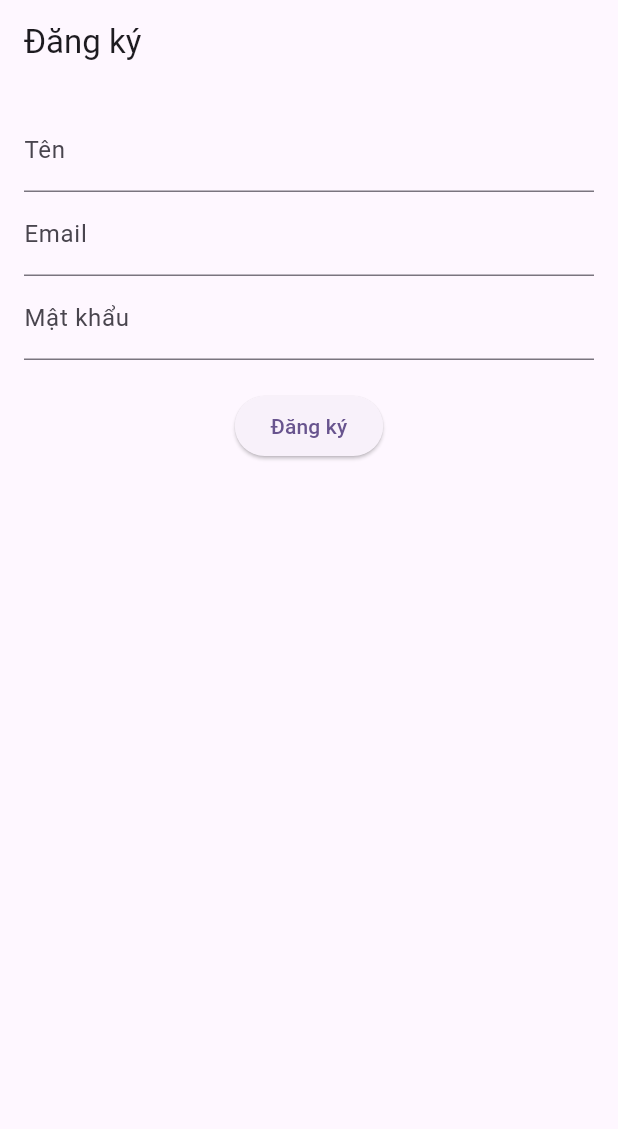
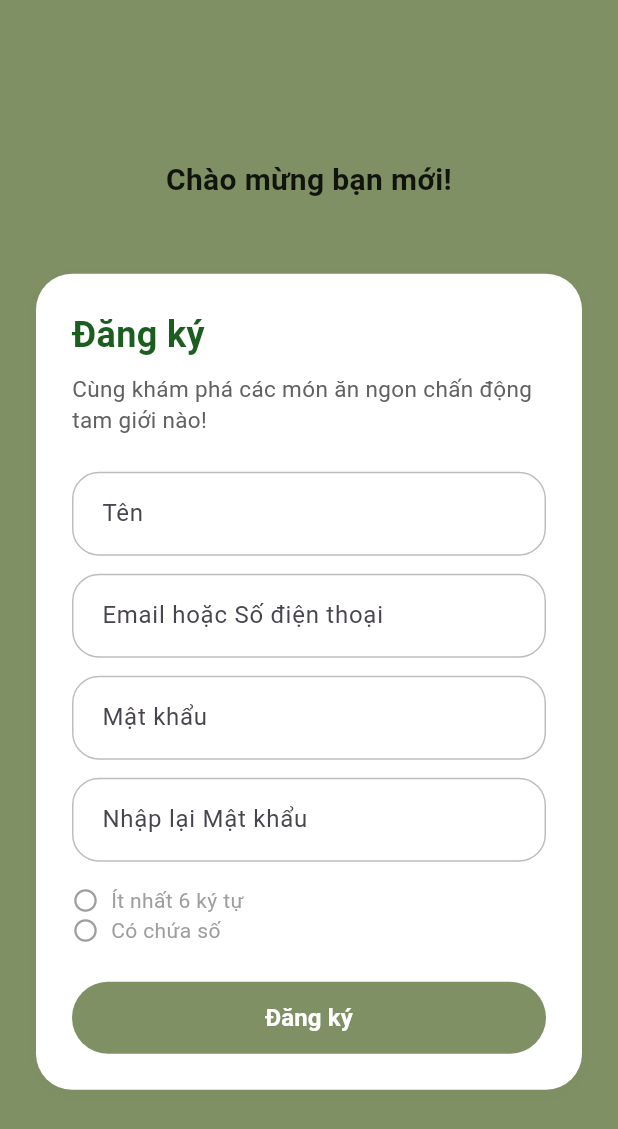
Before and after one commit to thanhtam108/Intern-Mobile-App, a Flutter app: the screen it shows after launch, on a phone screen of 412 x 824 dp. Shown: the top 1129 px of the screen. Run offline on Flutter 3.47's test engine with Material 3 defaults, Android fonts, the light colour scheme and no system bars; our stand-ins replace dio, get, internet_connection_checker, shared_preferences.

Commit message:
Ui register

```diff
--- a/frontend/vietcook1/lib/core/configs/app_colors.dart
+++ b/frontend/vietcook1/lib/core/configs/app_colors.dart
@@ -6,4 +6,5 @@ class AppColors {
   static const Color error = Color.fromARGB(255, 255, 0, 0);
   static const Color success = Color.fromARGB(255, 12, 157, 97);
   static const Color warning = Color.fromARGB(255, 254, 155, 14);
+  static const Color background = Color(0xFF7F9164);
 }
--- /dev/null
+++ b/frontend/vietcook1/lib/core/ui/common_button.dart
@@ -0,0 +1,48 @@
+import 'package:flutter/material.dart';
+import 'package:vietcook1/core/configs/app_colors.dart';
+
+class CommonButton extends StatelessWidget {
+  final String text;
+  final VoidCallback onPressed;
+  final bool isLoading;
+  final bool enabled;
+
+  const CommonButton({
+    Key? key,
+    required this.text,
+    required this.onPressed,
+    this.isLoading = false,
+    this.enabled = true,
+  }) : super(key: key);
+
+  @override
+  Widget build(BuildContext context) {
+    return SizedBox(
+      width: double.infinity,
+      height: 48,
+      child: ElevatedButton(
+        style: ElevatedButton.styleFrom(
+          backgroundColor: enabled ? AppColors.primary : Colors.grey.shade300,
+          shape: RoundedRectangleBorder(
+            borderRadius: BorderRadius.circular(24),
+          ),
+          elevation: 0,
+        ),
+        onPressed: enabled && !isLoading ? onPressed : null,
+        child: isLoading
+            ? const SizedBox(
+                width: 24,
+                height: 24,
+                child: CircularProgressIndicator(
+                    strokeWidth: 2, color: Colors.white))
+            : Text(
+                text,
+                style: const TextStyle(
+                    fontSize: 16,
+                    fontWeight: FontWeight.bold,
+                    color: Colors.white),
+              ),
+      ),
+    );
+  }
+}
--- /dev/null
+++ b/frontend/vietcook1/lib/core/ui/common_card_container.dart
@@ -0,0 +1,31 @@
+import 'package:flutter/material.dart';
+
+class CommonCardContainer extends StatelessWidget {
+  final Widget child;
+  final EdgeInsetsGeometry? padding;
+
+  const CommonCardContainer({
+    Key? key,
+    required this.child,
+    this.padding,
+  }) : super(key: key);
+
+  @override
+  Widget build(BuildContext context) {
+    return Container(
+      padding: padding ?? const EdgeInsets.all(24),
+      decoration: BoxDecoration(
+        color: Colors.white,
+        borderRadius: BorderRadius.circular(24),
+        boxShadow: [
+          BoxShadow(
+            color: Colors.black.withOpacity(0.03),
+            blurRadius: 8,
+            offset: const Offset(0, 2),
+          ),
+        ],
+      ),
+      child: child,
+    );
+  }
+}
--- /dev/null
+++ b/frontend/vietcook1/lib/core/ui/password_requirement_widget.dart
@@ -0,0 +1,44 @@
+import 'package:flutter/material.dart';
+import 'package:vietcook1/core/configs/app_colors.dart';
+
+class PasswordRequirementWidget extends StatelessWidget {
+  final bool hasMinLength;
+  final bool hasNumber;
+
+  const PasswordRequirementWidget({
+    Key? key,
+    required this.hasMinLength,
+    required this.hasNumber,
+  }) : super(key: key);
+
+  Widget _buildItem(String text, bool valid) {
+    return Row(
+      children: [
+        Icon(
+          valid ? Icons.check_circle : Icons.radio_button_unchecked,
+          color: valid ? AppColors.success : Colors.grey,
+          size: 18,
+        ),
+        const SizedBox(width: 8),
+        Text(
+          text,
+          style: TextStyle(
+            color: valid ? AppColors.success : Colors.grey,
+            fontSize: 14,
+          ),
+        ),
+      ],
+    );
+  }
+
+  @override
+  Widget build(BuildContext context) {
+    return Column(
+      crossAxisAlignment: CrossAxisAlignment.start,
+      children: [
+        _buildItem("Ít nhất 6 ký tự", hasMinLength),
+        _buildItem("Có chứa số", hasNumber),
+      ],
+    );
+  }
+}
--- a/frontend/vietcook1/lib/core/ui/text_field_widget.dart
+++ b/frontend/vietcook1/lib/core/ui/text_field_widget.dart
@@ -35,30 +35,14 @@ class CommonTextField extends StatelessWidget {
 
   @override
   Widget build(BuildContext context) {
-    OutlineInputBorder defaultBorder = OutlineInputBorder(
-      borderRadius: BorderRadius.circular(10.0),
-      borderSide: BorderSide(color: AppColors.primary, width: 1.0),
-    );
+    const double radius = 18.0;
 
-    OutlineInputBorder focusedBorder = OutlineInputBorder(
-      borderRadius: BorderRadius.circular(10.0),
-      borderSide: BorderSide(color: Theme.of(context).primaryColor, width: 2.0),
-    );
+    OutlineInputBorder borderStyle(Color color, {double width = 1.0}) =>
+        OutlineInputBorder(
+          borderRadius: BorderRadius.circular(radius),
+          borderSide: BorderSide(color: color, width: width),
+        );
 
-    OutlineInputBorder errorBorder = OutlineInputBorder(
-      borderRadius: BorderRadius.circular(10.0),
-      borderSide: BorderSide(color: AppColors.error, width: 2.0),
-    );
-
-    OutlineInputBorder enabledBorder = OutlineInputBorder(
-      borderRadius: BorderRadius.circular(10.0),
-      borderSide: BorderSide(color: Colors.grey.shade400, width: 1.0),
-    );
-
-    OutlineInputBorder disabledBorder = OutlineInputBorder(
-      borderRadius: BorderRadius.circular(10.0),
-      borderSide: BorderSide(color: Colors.grey.shade300, width: 1.0),
-    );
     return TextFormField(
       controller: controller,
       decoration: InputDecoration(
@@ -66,13 +50,16 @@ class CommonTextField extends StatelessWidget {
         hintText: hintText,
         prefixIcon: prefixIcon,
         suffixIcon: suffixIcon,
-        // Áp dụng các border đã định nghĩa
-        border: defaultBorder,
-        enabledBorder: enabledBorder,
-        focusedBorder: focusedBorder,
-        errorBorder: errorBorder,
-        focusedErrorBorder: errorBorder,
-        disabledBorder: disabledBorder,
+        filled: true,
+        fillColor: Colors.white,
+        contentPadding:
+            const EdgeInsets.symmetric(vertical: 16, horizontal: 16),
+        border: borderStyle(Colors.grey.shade400),
+        enabledBorder: borderStyle(Colors.grey.shade400),
+        focusedBorder: borderStyle(AppColors.primary, width: 2.0),
+        errorBorder: borderStyle(AppColors.error, width: 2.0),
+        focusedErrorBorder: borderStyle(AppColors.error, width: 2.0),
+        disabledBorder: borderStyle(Colors.grey.shade200),
       ),
       keyboardType: keyboardType,
       obscureText: obscureText,
@@ -82,6 +69,7 @@ class CommonTextField extends StatelessWidget {
       enabled: enabled,
       maxLines: maxLines,
       minLines: minLines,
+      style: const TextStyle(fontSize: 16),
     );
   }
 }
--- a/frontend/vietcook1/lib/features/auth/register/presentation/controller/register_controller.dart
+++ b/frontend/vietcook1/lib/features/auth/register/presentation/controller/register_controller.dart
@@ -9,7 +9,13 @@ class RegisterController extends GetxController {
   final nameController = TextEditingController();
   final emailController = TextEditingController();
   final passwordController = TextEditingController();
+  final rePasswordController = TextEditingController(); // Thêm dòng này
+
   final isLoading = false.obs;
+
+  // Các biến kiểm tra điều kiện mật khẩu
+  final hasMinLength = false.obs;
+  final hasNumber = false.obs;
 
   final AuthService _authService = Get.find<AuthService>(); // DI
 
@@ -18,7 +24,14 @@ class RegisterController extends GetxController {
     nameController.dispose();
     emailController.dispose();
     passwordController.dispose();
+    rePasswordController.dispose();
     super.onClose();
+  }
+
+  // Hàm kiểm tra điều kiện mật khẩu
+  void onPasswordChanged(String value) {
+    hasMinLength.value = value.length >= 6;
+    hasNumber.value = value.contains(RegExp(r'[0-9]'));
   }
 
   void register() async {
--- a/frontend/vietcook1/lib/features/auth/register/presentation/page/register_page.dart
+++ b/frontend/vietcook1/lib/features/auth/register/presentation/page/register_page.dart
@@ -1,5 +1,10 @@
 import 'package:flutter/material.dart';
 import 'package:get/get.dart';
+import 'package:vietcook1/core/configs/app_colors.dart';
+import 'package:vietcook1/core/ui/common_button.dart';
+import 'package:vietcook1/core/ui/common_card_container.dart';
+import 'package:vietcook1/core/ui/text_field_widget.dart';
+import 'package:vietcook1/core/ui/password_requirement_widget.dart';
 import '../controller/register_controller.dart';
 
 class RegisterPage extends StatelessWidget {
@@ -8,33 +13,90 @@ class RegisterPage extends StatelessWidget {
   @override
   Widget build(BuildContext context) {
     return Scaffold(
-      appBar: AppBar(title: Text("Đăng ký")),
-      body: Padding(
-        padding: const EdgeInsets.all(16),
+      backgroundColor: AppColors.background,
+      body: Center(
+        child: SingleChildScrollView(
+          child: Column(
+            children: [
+              const SizedBox(height: 32),
+              const Text(
+                "Chào mừng bạn mới!",
+                textAlign: TextAlign.center,
+                style: TextStyle(
+                  fontSize: 20,
+                  fontWeight: FontWeight.w600,
+                  color: Colors.black87,
+                ),
+              ),
+              const SizedBox(height: 24),
+              Padding(
+                padding: const EdgeInsets.all(24.0),
+                child: CommonCardContainer(
+                  padding: const EdgeInsets.all(24),
                   child: Obx(() => Column(
+                        crossAxisAlignment: CrossAxisAlignment.stretch,
                         children: [
-                TextField(
+                          Text(
+                            "Đăng ký",
+                            style: TextStyle(
+                              fontSize: 24,
+                              fontWeight: FontWeight.bold,
+                              color: Colors.green[900],
+                            ),
+                          ),
+                          const SizedBox(height: 8),
+                          Text(
+                            "Cùng khám phá các món ăn ngon chấn động tam giới nào!",
+                            style: TextStyle(
+                                fontSize: 15, color: Colors.grey[700]),
+                          ),
+                          const SizedBox(height: 24),
+                          CommonTextField(
                             controller: controller.nameController,
-                  decoration: InputDecoration(labelText: "Tên "),
+                            labelText: "Tên",
+                            hintText: "Nhập tên của bạn",
                           ),
-                TextField(
+                          const SizedBox(height: 12),
+                          CommonTextField(
                             controller: controller.emailController,
-                  decoration: InputDecoration(labelText: "Email"),
+                            labelText: "Email hoặc Số điện thoại",
+                            hintText: "Email hoặc Số điện thoại",
                           ),
-                TextField(
+                          const SizedBox(height: 12),
+                          CommonTextField(
                             controller: controller.passwordController,
+                            labelText: "Mật khẩu",
+                            hintText: "Nhập mật khẩu",
                             obscureText: true,
-                  decoration: InputDecoration(labelText: "Mật khẩu"),
+                            onChanged: (value) {
+                              controller.onPasswordChanged(value);
+                            },
                           ),
-                SizedBox(height: 20),
-                controller.isLoading.value
-                    ? CircularProgressIndicator()
-                    : ElevatedButton(
+                          const SizedBox(height: 12),
+                          CommonTextField(
+                            controller: controller.rePasswordController,
+                            labelText: "Nhập lại Mật khẩu",
+                            hintText: "Nhập lại mật khẩu",
+                            obscureText: true,
+                          ),
+                          const SizedBox(height: 16),
+                          PasswordRequirementWidget(
+                            hasMinLength: controller.hasMinLength.value,
+                            hasNumber: controller.hasNumber.value,
+                          ),
+                          const SizedBox(height: 24),
+                          CommonButton(
+                            text: "Đăng ký",
+                            isLoading: controller.isLoading.value,
                             onPressed: controller.register,
-                        child: Text("Đăng ký"),
-                      )
+                          ),
                         ],
                       )),
+                ),
+              ),
+            ],
+          ),
+        ),
       ),
     );
   }
```
Lines whose indentation alone changed are shown as unchanged.
